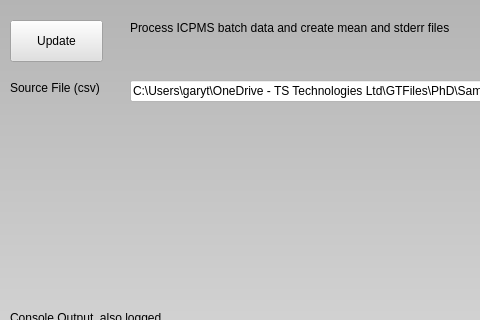
Old version of the form resource/ICPMS.ui in the repository westerlymerlin/ICPMSDataReduction; both pictures show x 0 to 480 and y 0 to 320 of the 1213 by 818 pixel window.
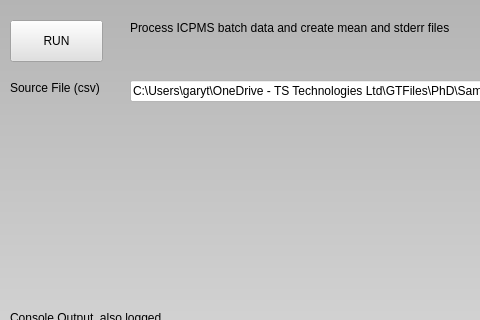
New version of the form. Icons and pictures are not drawn.

Commit message: Version 1.0.1 UI fix and removed unused references.

What changed in the file:
```diff
--- a/resource/ICPMS.ui
+++ b/resource/ICPMS.ui
@@ -145,7 +145,7 @@
     <string notr="true">background-color: rgb(225, 225, 225);</string>
    </property>
    <property name="text">
-    <string>Update</string>
+    <string>RUN</string>
    </property>
   </widget>
   <widget class="QLabel" name="label_20">
```
The commit also changes 6 other files.
